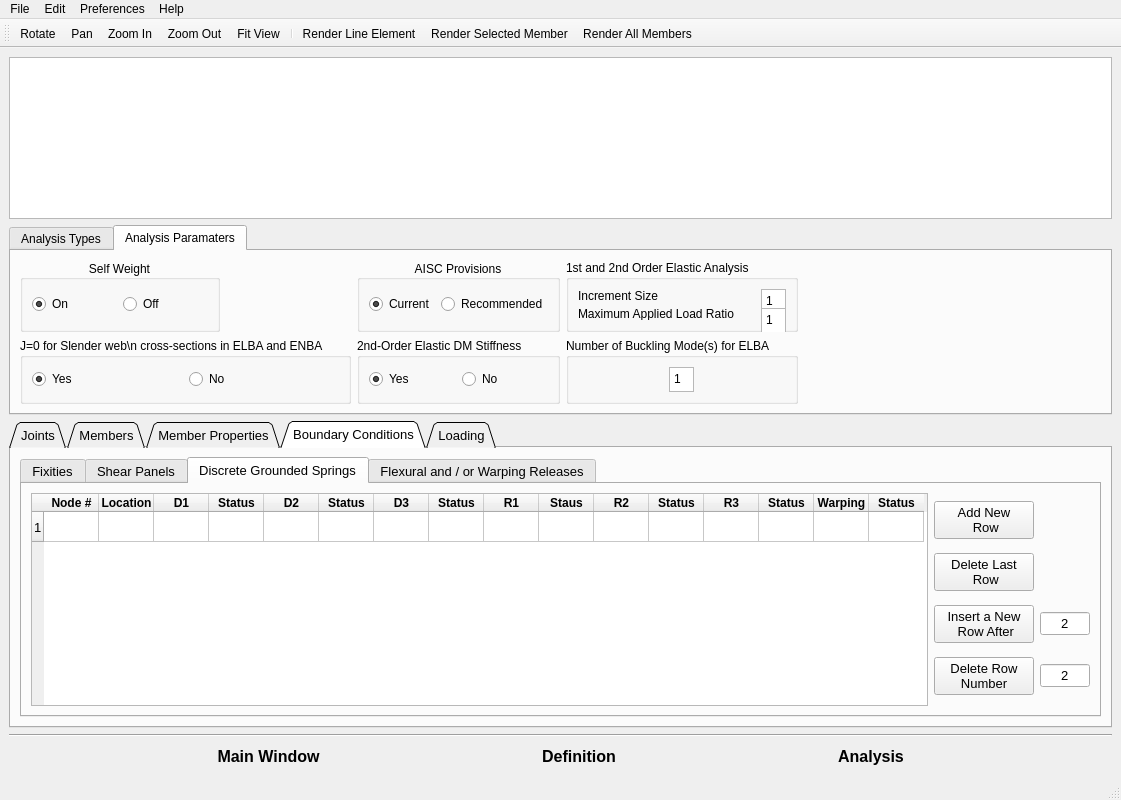
oguzhantogay/SABRE2_V2_local, file GUI dev/Try1_Oguzhan/Sabre2 GUI/SABRE2-V3.ui: the form before one commit.
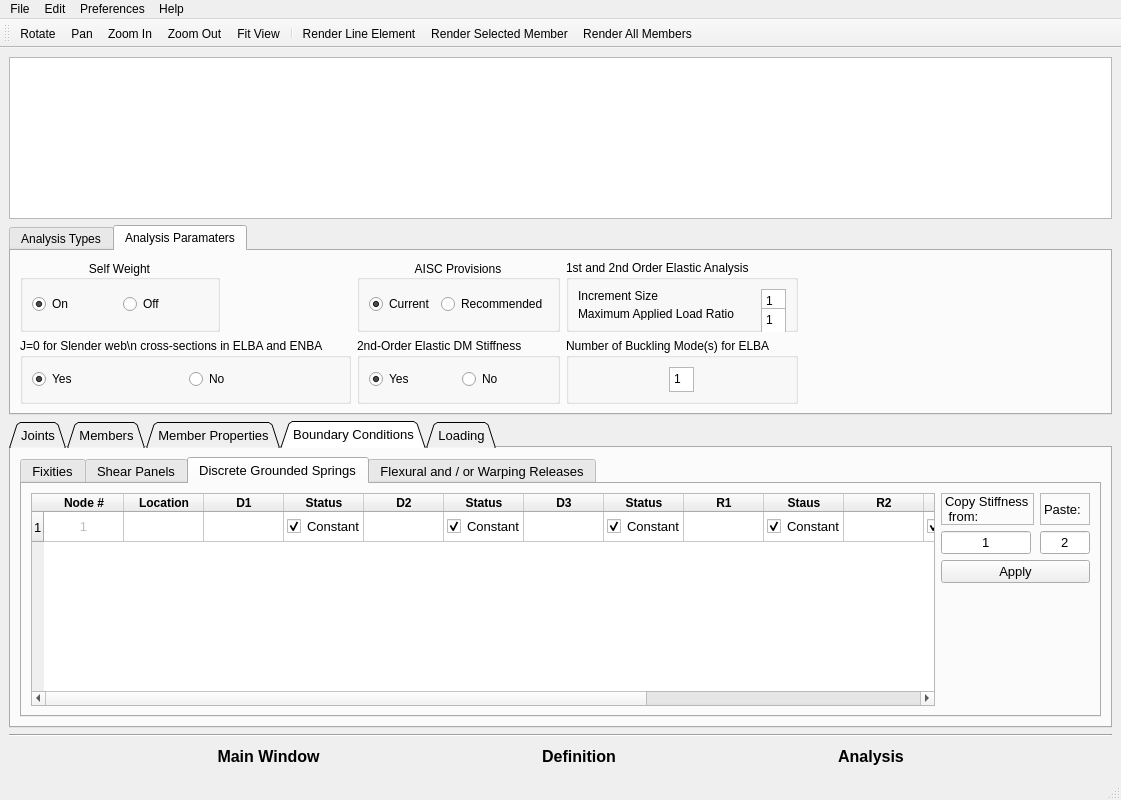
The form after the commit. The open tabs and pages were chosen to show the change. Icons and pictures are not drawn.

Commit message: discrete grounded spring table update of variables ok, needs more work after node number is determined

```diff
--- a/GUI dev/Try1_Oguzhan/Sabre2 GUI/SABRE2-V3.ui
+++ b/GUI dev/Try1_Oguzhan/Sabre2 GUI/SABRE2-V3.ui
@@ -1706,7 +1706,7 @@
                <bool>true</bool>
               </property>
               <attribute name="horizontalHeaderDefaultSectionSize">
-               <number>55</number>
+               <number>80</number>
               </attribute>
               <row>
                <property name="text">
@@ -1889,72 +1889,132 @@
                 </font>
                </property>
               </column>
+              <item row="0" column="0">
+               <property name="text">
+                <string>1</string>
+               </property>
+               <property name="textAlignment">
+                <set>AlignCenter</set>
+               </property>
+               <property name="flags">
+                <set>ItemIsDragEnabled|ItemIsUserCheckable</set>
+               </property>
+              </item>
+              <item row="0" column="3">
+               <property name="text">
+                <string>Constant</string>
+               </property>
+               <property name="checkState">
+                <enum>Checked</enum>
+               </property>
+               <property name="flags">
+                <set>ItemIsDragEnabled|ItemIsUserCheckable|ItemIsEnabled</set>
+               </property>
+              </item>
+              <item row="0" column="5">
+               <property name="text">
+                <string>Constant</string>
+               </property>
+               <property name="checkState">
+                <enum>Checked</enum>
+               </property>
+               <property name="flags">
+                <set>ItemIsDragEnabled|ItemIsUserCheckable|ItemIsEnabled</set>
+               </property>
+              </item>
+              <item row="0" column="7">
+               <property name="text">
+                <string>Constant</string>
+               </property>
+               <property name="checkState">
+                <enum>Checked</enum>
+               </property>
+               <property name="flags">
+                <set>ItemIsDragEnabled|ItemIsUserCheckable|ItemIsEnabled</set>
+               </property>
+              </item>
+              <item row="0" column="9">
+               <property name="text">
+                <string>Constant</string>
+               </property>
+               <property name="checkState">
+                <enum>Checked</enum>
+               </property>
+               <property name="flags">
+                <set>ItemIsDragEnabled|ItemIsUserCheckable|ItemIsEnabled</set>
+               </property>
+              </item>
+              <item row="0" column="11">
+               <property name="text">
+                <string>Constant</string>
+               </property>
+               <property name="checkState">
+                <enum>Checked</enum>
+               </property>
+               <property name="flags">
+                <set>ItemIsDragEnabled|ItemIsUserCheckable|ItemIsEnabled</set>
+               </property>
+              </item>
+              <item row="0" column="13">
+               <property name="text">
+                <string>Constant</string>
+               </property>
+               <property name="checkState">
+                <enum>Checked</enum>
+               </property>
+               <property name="flags">
+                <set>ItemIsDragEnabled|ItemIsUserCheckable|ItemIsEnabled</set>
+               </property>
+              </item>
+              <item row="0" column="15">
+               <property name="text">
+                <string>Constant</string>
+               </property>
+               <property name="checkState">
+                <enum>Checked</enum>
+               </property>
+               <property name="flags">
+                <set>ItemIsDragEnabled|ItemIsUserCheckable|ItemIsEnabled</set>
+               </property>
+              </item>
              </widget>
             </item>
             <item>
              <layout class="QGridLayout" name="gridLayout_8">
+              <item row="4" column="0" colspan="2">
+               <widget class="QPushButton" name="Apply_spring_copy">
+                <property name="maximumSize">
+                 <size>
+                  <width>150</width>
+                  <height>16777215</height>
+                 </size>
+                </property>
+                <property name="text">
+                 <string>Apply</string>
+                </property>
+               </widget>
+              </item>
+              <item row="5" column="0">
+               <spacer name="verticalSpacer_4">
+                <property name="orientation">
+                 <enum>Qt::Vertical</enum>
+                </property>
+                <property name="sizeHint" stdset="0">
+                 <size>
+                  <width>20</width>
+                  <height>40</height>
+                 </size>
+                </property>
+               </spacer>
+              </item>
               <item row="1" column="0">
-               <widget class="QPushButton" name="Delete_last_row_spring">
-                <property name="minimumSize">
-                 <size>
-                  <width>0</width>
-                  <height>0</height>
-                 </size>
+               <widget class="QLabel" name="Copy_stiffness_label">
+                <property name="frameShape">
+                 <enum>QFrame::StyledPanel</enum>
                 </property>
-                <property name="maximumSize">
-                 <size>
-                  <width>200</width>
-                  <height>16777215</height>
-                 </size>
-                </property>
                 <property name="text">
-                 <string>Delete Last 
- Row</string>
-                </property>
-               </widget>
-              </item>
-              <item row="3" column="0">
-               <widget class="QPushButton" name="Delete_new_row_button_spring">
-                <property name="maximumSize">
-                 <size>
-                  <width>150</width>
-                  <height>16777215</height>
-                 </size>
-                </property>
-                <property name="text">
-                 <string>Delete Row 
-Number</string>
-                </property>
-               </widget>
-              </item>
-              <item row="2" column="0">
-               <widget class="QPushButton" name="Insert_new_row_button_spring">
-                <property name="enabled">
-                 <bool>true</bool>
-                </property>
-                <property name="maximumSize">
-                 <size>
-                  <width>150</width>
-                  <height>16777215</height>
-                 </size>
-                </property>
-                <property name="text">
-                 <string>Insert a New 
- Row After</string>
-                </property>
-               </widget>
-              </item>
-              <item row="0" column="0">
-               <widget class="QPushButton" name="Add_new_row_spring">
-                <property name="maximumSize">
-                 <size>
-                  <width>200</width>
-                  <height>16777215</height>
-                 </size>
-                </property>
-                <property name="text">
-                 <string>Add New
- Row</string>
+                 <string>Copy Stiffness 
+ from:</string>
                 </property>
                </widget>
               </item>
@@ -1977,8 +2037,20 @@
                 </property>
                </widget>
               </item>
-              <item row="3" column="1">
-               <widget class="QLineEdit" name="Delete_number_spring">
+              <item row="2" column="0">
+               <widget class="QLineEdit" name="Copy_number_spring">
+                <property name="sizePolicy">
+                 <sizepolicy hsizetype="Expanding" vsizetype="Fixed">
+                  <horstretch>30</horstretch>
+                  <verstretch>0</verstretch>
+                 </sizepolicy>
+                </property>
+                <property name="minimumSize">
+                 <size>
+                  <width>90</width>
+                  <height>0</height>
+                 </size>
+                </property>
                 <property name="maximumSize">
                  <size>
                   <width>50</width>
@@ -1986,13 +2058,26 @@
                  </size>
                 </property>
                 <property name="text">
-                 <string>2</string>
+                 <string>1</string>
+                </property>
+                <property name="echoMode">
+                 <enum>QLineEdit::Normal</enum>
                 </property>
                 <property name="alignment">
                  <set>Qt::AlignCenter</set>
                 </property>
                </widget>
               </item>
+              <item row="1" column="1">
+               <widget class="QLabel" name="Paste_stiffness_label">
+                <property name="frameShape">
+                 <enum>QFrame::StyledPanel</enum>
+                </property>
+                <property name="text">
+                 <string>Paste:</string>
+                </property>
+               </widget>
+              </item>
              </layout>
             </item>
            </layout>
```
Left out of the diff: 12 changed lines with no effect on the pictures. The commit also changes 3 other files.
